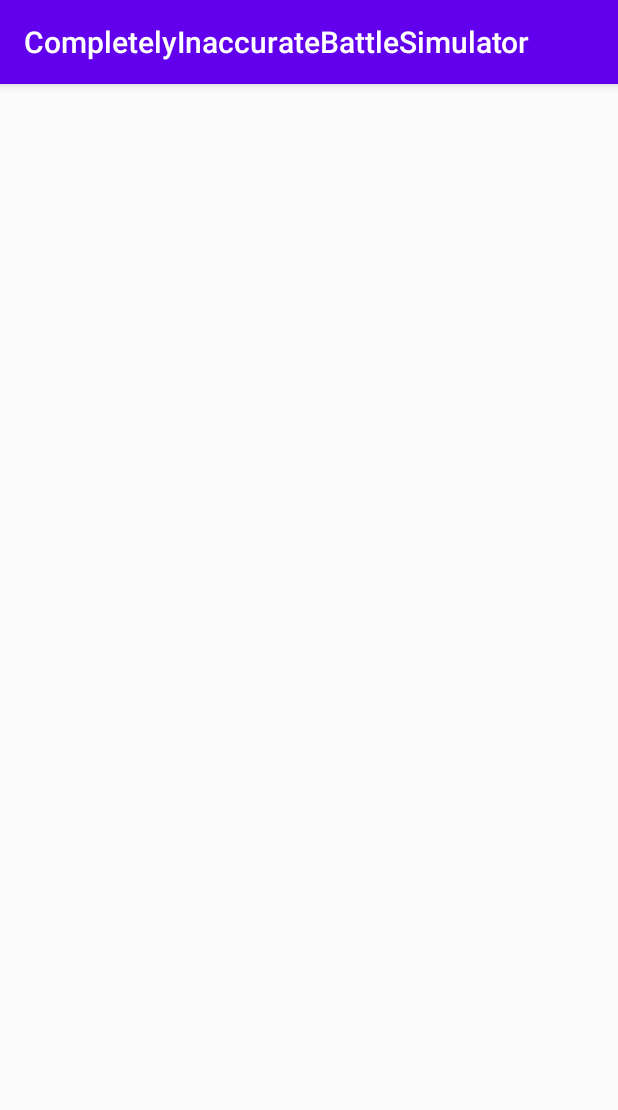
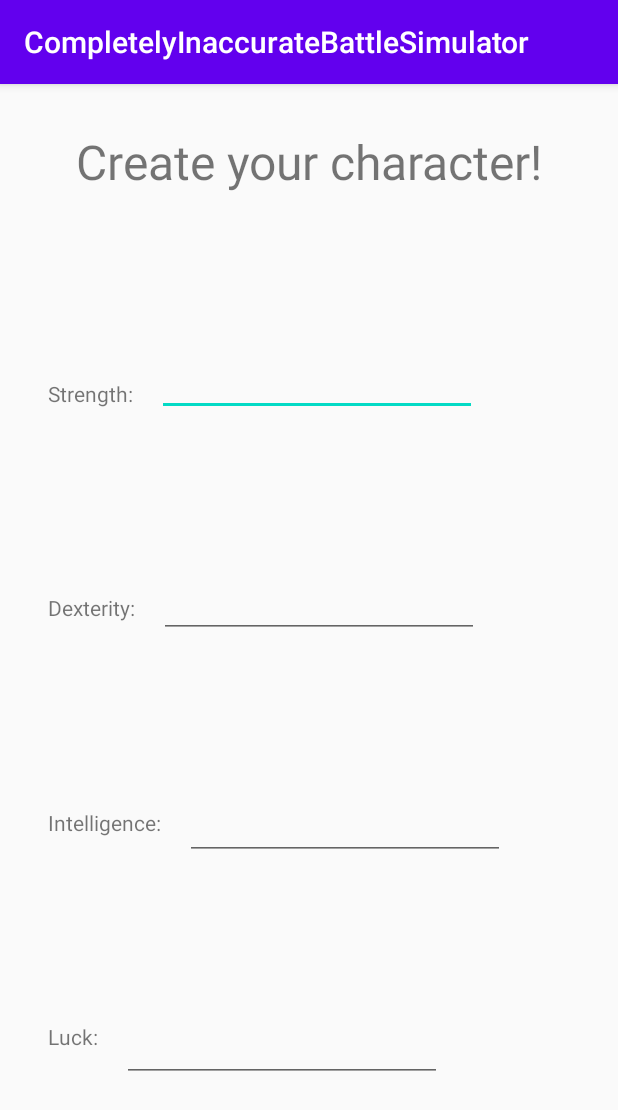
Before and after one commit to Pixalia/CompletelyInaccurateBattleSimulator, an Android app: the CreationActivity screen opened directly, with no data from a screen before it, on a phone screen of 412 x 824 dp. Shown: the top 1110 px of the screen. Run offline under Robolectric (Android 15) with nearby library versions, the phone set to English and light mode, and no system bars.

Commit message:
Added the basic layout for character creation

```diff
--- a/app/src/main/res/layout/activity_creation.xml
+++ b/app/src/main/res/layout/activity_creation.xml
@@ -6,4 +6,99 @@
     android:layout_height="match_parent"
     tools:context=".CreationActivity">
 
+    <TextView
+        android:id="@+id/textView_creation_title"
+        android:layout_width="wrap_content"
+        android:layout_height="wrap_content"
+        android:layout_marginTop="30dp"
+        android:text="@string/creationTitle"
+        android:textSize="32sp"
+        app:layout_constraintEnd_toEndOf="parent"
+        app:layout_constraintStart_toStartOf="parent"
+        app:layout_constraintTop_toTopOf="parent" />
+
+    <TextView
+        android:id="@+id/textView_creation_strength"
+        android:layout_width="wrap_content"
+        android:layout_height="wrap_content"
+        android:layout_marginStart="32dp"
+        android:text="@string/strength"
+        app:layout_constraintBottom_toTopOf="@+id/textView_creation_dexterity"
+        app:layout_constraintStart_toStartOf="parent"
+        app:layout_constraintTop_toBottomOf="@+id/textView_creation_title" />
+
+    <TextView
+        android:id="@+id/textView_creation_dexterity"
+        android:layout_width="wrap_content"
+        android:layout_height="wrap_content"
+        android:layout_marginStart="32dp"
+        android:text="@string/dexterity"
+        app:layout_constraintBottom_toTopOf="@+id/textView_creation_intelligence"
+        app:layout_constraintStart_toStartOf="parent"
+        app:layout_constraintTop_toBottomOf="@+id/textView_creation_strength" />
+
+    <TextView
+        android:id="@+id/textView_creation_intelligence"
+        android:layout_width="wrap_content"
+        android:layout_height="wrap_content"
+        android:layout_marginStart="32dp"
+        android:text="@string/intelligence"
+        app:layout_constraintBottom_toTopOf="@+id/textView_creation_luck"
+        app:layout_constraintStart_toStartOf="parent"
+        app:layout_constraintTop_toBottomOf="@+id/textView_creation_dexterity" />
+
+    <TextView
+        android:id="@+id/textView_creation_luck"
+        android:layout_width="wrap_content"
+        android:layout_height="wrap_content"
+        android:layout_marginStart="32dp"
+        android:text="@string/luck"
+        app:layout_constraintBottom_toBottomOf="parent"
+        app:layout_constraintStart_toStartOf="parent"
+        app:layout_constraintTop_toBottomOf="@+id/textView_creation_intelligence" />
+
+    <EditText
+        android:id="@+id/editTextNumber"
+        android:layout_width="wrap_content"
+        android:layout_height="wrap_content"
+        android:layout_marginStart="16dp"
+        android:ems="10"
+        android:inputType="number"
+        app:layout_constraintBottom_toTopOf="@+id/editTextNumber2"
+        app:layout_constraintStart_toEndOf="@+id/textView_creation_strength"
+        app:layout_constraintTop_toBottomOf="@+id/textView_creation_title" />
+
+    <EditText
+        android:id="@+id/editTextNumber2"
+        android:layout_width="wrap_content"
+        android:layout_height="wrap_content"
+        android:layout_marginStart="16dp"
+        android:ems="10"
+        android:inputType="number"
+        app:layout_constraintBottom_toTopOf="@+id/editTextNumber3"
+        app:layout_constraintStart_toEndOf="@+id/textView_creation_dexterity"
+        app:layout_constraintTop_toBottomOf="@+id/editTextNumber" />
+
+    <EditText
+        android:id="@+id/editTextNumber3"
+        android:layout_width="wrap_content"
+        android:layout_height="wrap_content"
+        android:layout_marginStart="16dp"
+        android:ems="10"
+        android:inputType="number"
+        app:layout_constraintBottom_toTopOf="@+id/editTextNumber4"
+        app:layout_constraintStart_toEndOf="@+id/textView_creation_intelligence"
+        app:layout_constraintTop_toBottomOf="@+id/editTextNumber2" />
+
+    <EditText
+        android:id="@+id/editTextNumber4"
+        android:layout_width="wrap_content"
+        android:layout_height="wrap_content"
+        android:layout_marginStart="16dp"
+        android:ems="10"
+        android:inputType="number"
+        app:layout_constraintBottom_toBottomOf="parent"
+        app:layout_constraintStart_toEndOf="@+id/textView_creation_luck"
+        app:layout_constraintTop_toBottomOf="@+id/editTextNumber3" />
+
 </androidx.constraintlayout.widget.ConstraintLayout>
--- a/app/src/main/res/values/strings.xml
+++ b/app/src/main/res/values/strings.xml
@@ -7,4 +7,9 @@
     <string name="email">Email</string>
     <string name="confirmPassword">Confirm Password</string>
     <string name="returnTo">Return to login</string>
+    <string name="creationTitle">Create your character!</string>
+    <string name="strength">Strength:</string>
+    <string name="dexterity">Dexterity:</string>
+    <string name="intelligence">Intelligence:</string>
+    <string name="luck">Luck:</string>
 </resources>
```
